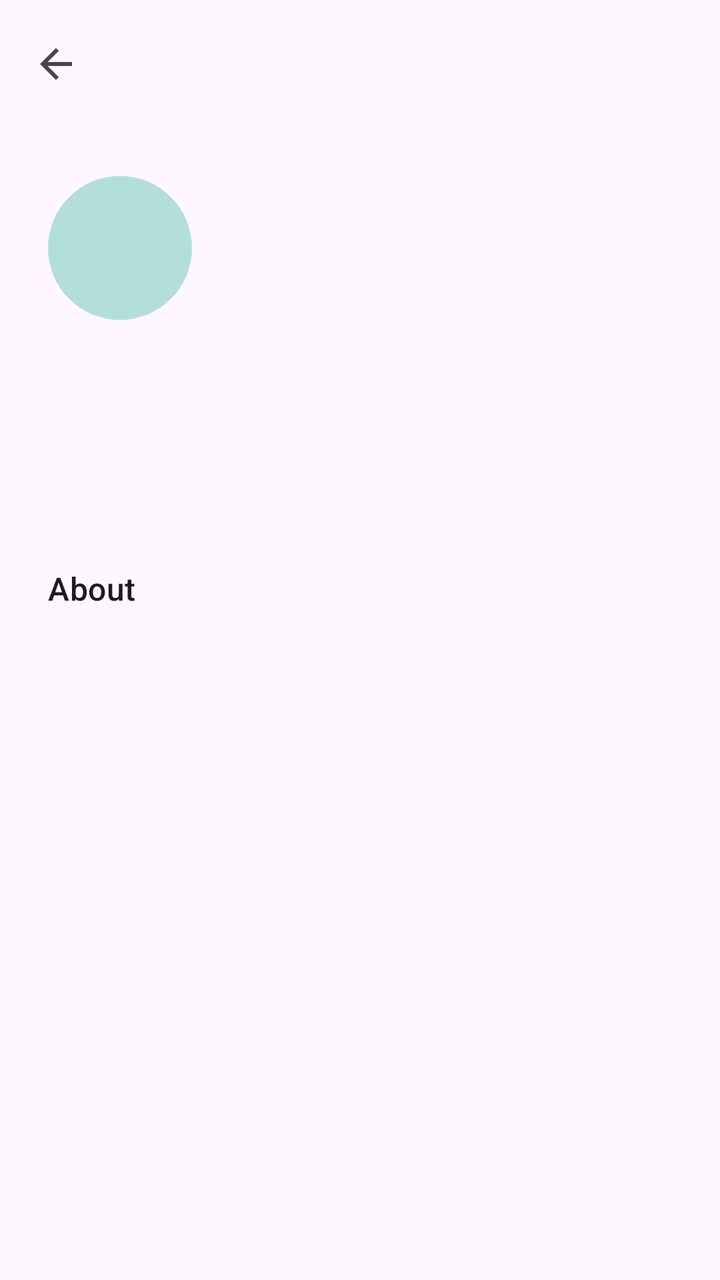
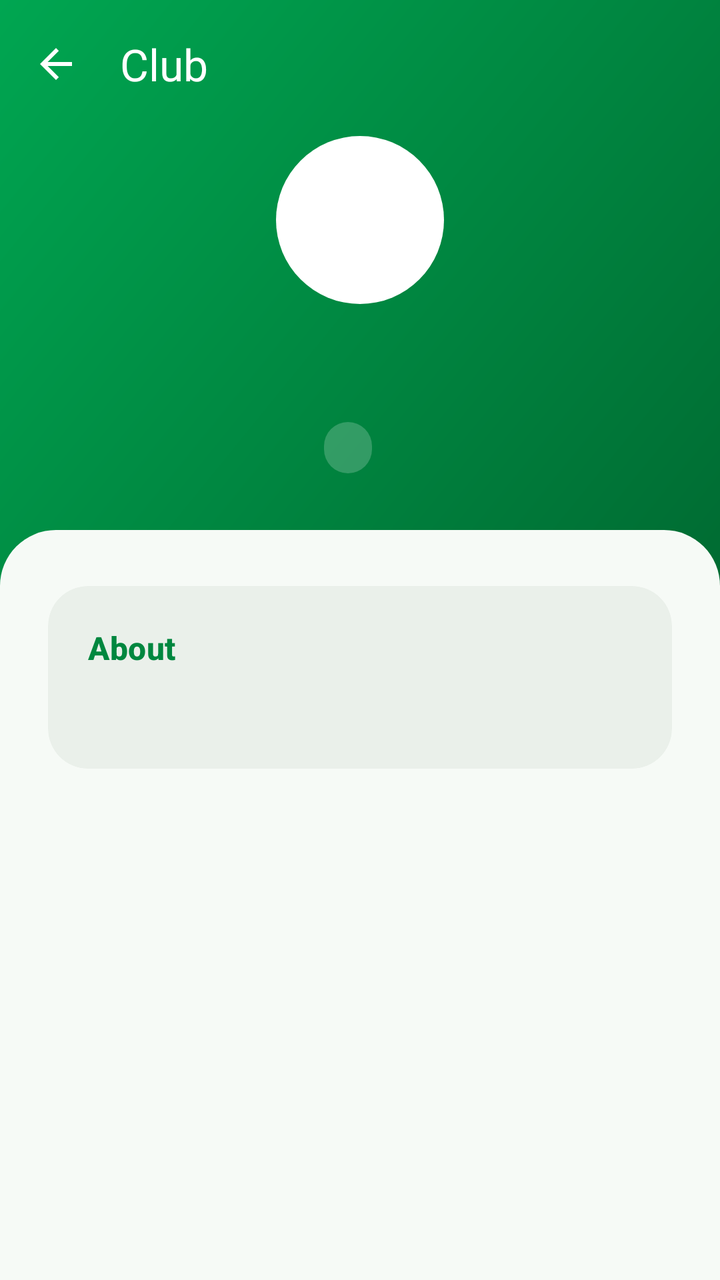

An Android layout rendered at two revisions. The XML below is the earlier revision; the diff shows what the commit changed to produce the second picture.
<!-- AndroidManifest.xml: application theme Theme.ClubHub -->
<!-- res/layout/activity_club_detail.xml -->
<?xml version="1.0" encoding="utf-8"?>
<LinearLayout xmlns:android="http://schemas.android.com/apk/res/android"
    xmlns:app="http://schemas.android.com/apk/res-auto"
    android:layout_width="match_parent"
    android:layout_height="match_parent"
    android:background="?attr/colorSurface"
    android:orientation="vertical">

    <com.google.android.material.appbar.MaterialToolbar
        android:id="@+id/toolbar"
        android:layout_width="match_parent"
        android:layout_height="?attr/actionBarSize"
        android:title="@string/title_club"
        app:navigationIcon="@drawable/ic_arrow_back" />

    <ScrollView
        android:layout_width="match_parent"
        android:layout_height="0dp"
        android:layout_weight="1">

        <LinearLayout
            android:layout_width="match_parent"
            android:layout_height="wrap_content"
            android:orientation="vertical"
            android:padding="24dp">

            <TextView
                android:id="@+id/tv_avatar"
                android:layout_width="72dp"
                android:layout_height="72dp"
                android:background="@drawable/bg_avatar"
                android:gravity="center"
                android:textColor="?attr/colorOnPrimaryContainer"
                android:textSize="30sp"
                android:textStyle="bold" />

            <TextView
                android:id="@+id/tv_name"
                android:layout_width="match_parent"
                android:layout_height="wrap_content"
                android:layout_marginTop="16dp"
                android:textAppearance="?attr/textAppearanceHeadlineMedium" />

            <TextView
                android:id="@+id/tv_category"
                android:layout_width="match_parent"
                android:layout_height="wrap_content"
                android:layout_marginTop="4dp"
                android:textAppearance="?attr/textAppearanceTitleSmall"
                android:textColor="?attr/colorPrimary" />

            <TextView
                android:id="@+id/tv_members"
                android:layout_width="match_parent"
                android:layout_height="wrap_content"
                android:layout_marginTop="4dp"
                android:textAppearance="?attr/textAppearanceBodyMedium"
                android:textColor="?attr/colorOnSurfaceVariant" />

            <TextView
                android:id="@+id/tv_pending"
                android:layout_width="match_parent"
                android:layout_height="wrap_content"
                android:layout_marginTop="8dp"
                android:text="@string/badge_pending_approval"
                android:textAppearance="?attr/textAppearanceLabelLarge"
                android:textColor="?attr/colorError"
                android:visibility="gone" />

            <TextView
                android:layout_width="match_parent"
                android:layout_height="wrap_content"
                android:layout_marginTop="24dp"
                android:text="@string/label_about"
                android:textAppearance="?attr/textAppearanceTitleMedium" />

            <TextView
                android:id="@+id/tv_description"
                android:layout_width="match_parent"
                android:layout_height="wrap_content"
                android:layout_marginTop="8dp"
                android:textAppearance="?attr/textAppearanceBodyLarge" />

            <com.google.android.material.button.MaterialButton
                android:id="@+id/btn_approve"
                android:layout_width="match_parent"
                android:layout_height="wrap_content"
                android:layout_marginTop="32dp"
                android:minHeight="52dp"
                android:text="@string/action_approve_club"
                android:visibility="gone" />

            <com.google.android.material.button.MaterialButton
                android:id="@+id/btn_edit"
                style="@style/Widget.Material3.Button.OutlinedButton"
                android:layout_width="match_parent"
                android:layout_height="wrap_content"
                android:layout_marginTop="12dp"
                android:minHeight="52dp"
                android:text="@string/action_edit_club"
                android:visibility="gone" />
        </LinearLayout>
    </ScrollView>
</LinearLayout>
<!-- resources referenced by this layout -->
<resources>
  <!-- drawable bg_avatar (drawable) -->
  <?xml version="1.0" encoding="utf-8"?>
  <shape xmlns:android="http://schemas.android.com/apk/res/android"
      android:shape="oval">
      <solid android:color="?attr/colorPrimaryContainer" />
  </shape>
  <!-- drawable ic_arrow_back (drawable) -->
  <?xml version="1.0" encoding="utf-8"?>
  <vector xmlns:android="http://schemas.android.com/apk/res/android"
      android:width="24dp"
      android:height="24dp"
      android:viewportWidth="24"
      android:viewportHeight="24"
      android:tint="?attr/colorControlNormal">
      <path
          android:fillColor="@android:color/white"
          android:pathData="M20,11H7.83l5.59,-5.59L12,4l-8,8 8,8 1.41,-1.41L7.83,13H20v-2z" />
  </vector>
  <style name="Base.Theme.ClubHub" parent="Theme.Material3.DayNight.NoActionBar">
          <item name="colorPrimary">#00796B</item>
          <item name="colorOnPrimary">#FFFFFF</item>
          <item name="colorPrimaryContainer">#B2DFDB</item>
          <item name="colorOnPrimaryContainer">#00201C</item>
          <item name="colorSecondary">#4A6360</item>
          <item name="colorSecondaryContainer">#CCE8E3</item>
          <item name="colorOnSecondaryContainer">#05201D</item>
      </style>
  <!-- unchanged entries left out for length: 6 -->
</resources>

<!-- the commit's change to res/layout/activity_club_detail.xml (unified diff, before → after) -->
@@ -6,17 +6,94 @@
     android:background="?attr/colorSurface"
     android:orientation="vertical">
 
-    <com.google.android.material.appbar.MaterialToolbar
-        android:id="@+id/toolbar"
+    <LinearLayout
+        android:id="@+id/header"
         android:layout_width="match_parent"
-        android:layout_height="?attr/actionBarSize"
-        android:title="@string/title_club"
-        app:navigationIcon="@drawable/ic_arrow_back" />
+        android:layout_height="wrap_content"
+        android:background="@drawable/bg_header_gradient"
+        android:gravity="center_horizontal"
+        android:orientation="vertical"
+        android:paddingBottom="56dp">
+
+        <com.google.android.material.appbar.MaterialToolbar
+            android:id="@+id/toolbar"
+            android:layout_width="match_parent"
+            android:layout_height="?attr/actionBarSize"
+            android:background="@android:color/transparent"
+            app:navigationIcon="@drawable/ic_arrow_back_white"
+            app:title="@string/title_club"
+            app:titleTextColor="@color/white" />
+
+        <TextView
+            android:id="@+id/tv_avatar"
+            android:layout_width="84dp"
+            android:layout_height="84dp"
+            android:layout_marginTop="4dp"
+            android:background="@drawable/bg_avatar_light"
+            android:gravity="center"
+            android:textColor="#00873F"
+            android:textSize="36sp"
+            android:textStyle="bold" />
+
+        <TextView
+            android:id="@+id/tv_name"
+            android:layout_width="match_parent"
+            android:layout_height="wrap_content"
+            android:layout_marginTop="14dp"
+            android:gravity="center"
+            android:paddingHorizontal="24dp"
+            android:textColor="@color/white"
+            android:textSize="26sp"
+            android:textStyle="bold" />
+
+        <LinearLayout
+            android:layout_width="wrap_content"
+            android:layout_height="wrap_content"
+            android:layout_marginTop="10dp"
+            android:gravity="center_vertical"
+            android:orientation="horizontal">
+
+            <TextView
+                android:id="@+id/tv_category"
+                android:layout_width="wrap_content"
+                android:layout_height="wrap_content"
+                android:background="@drawable/bg_pill_on_header"
+                android:paddingHorizontal="12dp"
+                android:paddingVertical="4dp"
+                android:textColor="@color/white"
+                android:textSize="13sp"
+                android:textStyle="bold" />
+
+            <TextView
+                android:id="@+id/tv_members"
+                android:layout_width="wrap_content"
+                android:layout_height="wrap_content"
+                android:layout_marginStart="12dp"
+                android:textColor="@color/white"
+                android:textSize="14sp" />
+        </LinearLayout>
+
+        <TextView
+            android:id="@+id/tv_pending"
+            android:layout_width="wrap_content"
+            android:layout_height="wrap_content"
+            android:layout_marginTop="10dp"
+            android:background="@drawable/bg_pill_alert"
+            android:paddingHorizontal="12dp"
+            android:paddingVertical="4dp"
+            android:text="@string/badge_pending_approval"
+            android:textColor="?attr/colorOnTertiaryContainer"
+            android:textSize="13sp"
+            android:textStyle="bold"
+            android:visibility="gone" />
+    </LinearLayout>
 
     <ScrollView
         android:layout_width="match_parent"
         android:layout_height="0dp"
-        android:layout_weight="1">
+        android:layout_marginTop="-28dp"
+        android:layout_weight="1"
+        android:background="@drawable/bg_sheet_top">
 
         <LinearLayout
             android:layout_width="match_parent"
@@ -24,69 +101,45 @@
             android:orientation="vertical"
             android:padding="24dp">
 
-            <TextView
-                android:id="@+id/tv_avatar"
-                android:layout_width="72dp"
-                android:layout_height="72dp"
-                android:background="@drawable/bg_avatar"
-                android:gravity="center"
-                android:textColor="?attr/colorOnPrimaryContainer"
-                android:textSize="30sp"
-                android:textStyle="bold" />
-
-            <TextView
-                android:id="@+id/tv_name"
-                android:layout_width="match_parent"
-                android:layout_height="wrap_content"
-                android:layout_marginTop="16dp"
-                android:textAppearance="?attr/textAppearanceHeadlineMedium" />
-
-            <TextView
-                android:id="@+id/tv_category"
+            <com.google.android.material.card.MaterialCardView
+                style="@style/Widget.Material3.CardView.Filled"
                 android:layout_width="match_parent"
                 android:layout_height="wrap_content"
                 android:layout_marginTop="4dp"
-                android:textAppearance="?attr/textAppearanceTitleSmall"
-                android:textColor="?attr/colorPrimary" />
+                app:cardBackgroundColor="?attr/colorSurfaceContainer"
+                app:cardCornerRadius="20dp"
+                app:cardElevation="0dp">
 
-            <TextView
-                android:id="@+id/tv_members"
-                android:layout_width="match_parent"
-                android:layout_height="wrap_content"
-                android:layout_marginTop="4dp"
-                android:textAppearance="?attr/textAppearanceBodyMedium"
-                android:textColor="?attr/colorOnSurfaceVariant" />
+                <LinearLayout
+                    android:layout_width="match_parent"
+                    android:layout_height="wrap_content"
+                    android:orientation="vertical"
+                    android:padding="20dp">
 
-            <TextView
-                android:id="@+id/tv_pending"
-                android:layout_width="match_parent"
-                android:layout_height="wrap_content"
-                android:layout_marginTop="8dp"
-                android:text="@string/badge_pending_approval"
-                android:textAppearance="?attr/textAppearanceLabelLarge"
-                android:textColor="?attr/colorError"
-                android:visibility="gone" />
+                    <TextView
+                        android:layout_width="match_parent"
+                        android:layout_height="wrap_content"
+                        android:text="@string/label_about"
+                        android:textAppearance="?attr/textAppearanceTitleMedium"
+                        android:textColor="?attr/colorPrimary"
+                        android:textStyle="bold" />
 
-            <TextView
-                android:layout_width="match_parent"
-                android:layout_height="wrap_content"
-                android:layout_marginTop="24dp"
-                android:text="@string/label_about"
-                android:textAppearance="?attr/textAppearanceTitleMedium" />
-
-            <TextView
-                android:id="@+id/tv_description"
-                android:layout_width="match_parent"
-                android:layout_height="wrap_content"
-                android:layout_marginTop="8dp"
-                android:textAppearance="?attr/textAppearanceBodyLarge" />
+                    <TextView
+                        android:id="@+id/tv_description"
+                        android:layout_width="match_parent"
+                        android:layout_height="wrap_content"
+                        android:layout_marginTop="8dp"
+                        android:lineSpacingMultiplier="1.15"
+                        android:textAppearance="?attr/textAppearanceBodyLarge" />
+                </LinearLayout>
+            </com.google.android.material.card.MaterialCardView>
 
             <com.google.android.material.button.MaterialButton
                 android:id="@+id/btn_approve"
                 android:layout_width="match_parent"
                 android:layout_height="wrap_content"
-                android:layout_marginTop="32dp"
-                android:minHeight="52dp"
+                android:layout_marginTop="28dp"
+                android:minHeight="54dp"
                 android:text="@string/action_approve_club"
                 android:visibility="gone" />
 
@@ -96,9 +149,10 @@
                 android:layout_width="match_parent"
                 android:layout_height="wrap_content"
                 android:layout_marginTop="12dp"
-                android:minHeight="52dp"
+                android:minHeight="54dp"
                 android:text="@string/action_edit_club"
-                android:visibility="gone" />
+                android:visibility="gone"
+                app:cornerRadius="16dp" />
         </LinearLayout>
     </ScrollView>
 </LinearLayout>
<!-- resource entries referenced after the edit -->
@@ -1,31 +1,100 @@
 <!-- resources referenced by this layout -->
 <resources>
-  <!-- drawable bg_avatar (drawable) -->
+  <color name="white">#FFFFFF</color>
+  <!-- drawable bg_avatar_light (drawable) -->
   <?xml version="1.0" encoding="utf-8"?>
   <shape xmlns:android="http://schemas.android.com/apk/res/android"
       android:shape="oval">
-      <solid android:color="?attr/colorPrimaryContainer" />
+      <solid android:color="#FFFFFF" />
   </shape>
-  <!-- drawable ic_arrow_back (drawable) -->
+  <!-- drawable bg_header_gradient (drawable) -->
+  <?xml version="1.0" encoding="utf-8"?>
+  <shape xmlns:android="http://schemas.android.com/apk/res/android"
+      android:shape="rectangle">
+      <gradient
+          android:angle="315"
+          android:endColor="@color/header_end"
+          android:startColor="@color/header_start"
+          android:type="linear" />
+  </shape>
+  <!-- drawable bg_pill_alert (drawable) -->
+  <?xml version="1.0" encoding="utf-8"?>
+  <shape xmlns:android="http://schemas.android.com/apk/res/android"
+      android:shape="rectangle">
+      <solid android:color="?attr/colorTertiaryContainer" />
+      <corners android:radius="50dp" />
+  </shape>
+  <!-- drawable bg_pill_on_header (drawable) -->
+  <?xml version="1.0" encoding="utf-8"?>
+  <shape xmlns:android="http://schemas.android.com/apk/res/android"
+      android:shape="rectangle">
+      <solid android:color="#33FFFFFF" />
+      <corners android:radius="50dp" />
+  </shape>
+  <!-- drawable bg_sheet_top (drawable) -->
+  <?xml version="1.0" encoding="utf-8"?>
+  <shape xmlns:android="http://schemas.android.com/apk/res/android"
+      android:shape="rectangle">
+      <solid android:color="?attr/colorSurface" />
+      <corners
+          android:topLeftRadius="28dp"
+          android:topRightRadius="28dp" />
+  </shape>
+  <!-- drawable ic_arrow_back_white (drawable) -->
   <?xml version="1.0" encoding="utf-8"?>
   <vector xmlns:android="http://schemas.android.com/apk/res/android"
       android:width="24dp"
       android:height="24dp"
       android:viewportWidth="24"
-      android:viewportHeight="24"
-      android:tint="?attr/colorControlNormal">
+      android:viewportHeight="24">
       <path
-          android:fillColor="@android:color/white"
+          android:fillColor="#FFFFFF"
           android:pathData="M20,11H7.83l5.59,-5.59L12,4l-8,8 8,8 1.41,-1.41L7.83,13H20v-2z" />
   </vector>
+  <color name="header_end">#006B32</color>
+  <color name="header_start">#00A651</color>
   <style name="Base.Theme.ClubHub" parent="Theme.Material3.DayNight.NoActionBar">
-          <item name="colorPrimary">#00796B</item>
+          <item name="textInputStyle">@style/Widget.ClubHub.TextInputLayout</item>
+          <item name="materialButtonStyle">@style/Widget.ClubHub.Button</item>
+  
+          <item name="colorPrimary">#00873F</item>
           <item name="colorOnPrimary">#FFFFFF</item>
-          <item name="colorPrimaryContainer">#B2DFDB</item>
-          <item name="colorOnPrimaryContainer">#00201C</item>
-          <item name="colorSecondary">#4A6360</item>
-          <item name="colorSecondaryContainer">#CCE8E3</item>
-          <item name="colorOnSecondaryContainer">#05201D</item>
+          <item name="colorPrimaryContainer">#C5F0D3</item>
+          <item name="colorOnPrimaryContainer">#00210E</item>
+          <item name="colorPrimaryInverse">#6FDC95</item>
+  
+          <item name="colorSecondary">#4C6355</item>
+          <item name="colorOnSecondary">#FFFFFF</item>
+          <item name="colorSecondaryContainer">#C5F0D3</item>
+          <item name="colorOnSecondaryContainer">#00210E</item>
+  
+          <item name="colorTertiary">#BA1A22</item>
+          <item name="colorOnTertiary">#FFFFFF</item>
+          <item name="colorTertiaryContainer">#FFDAD6</item>
+          <item name="colorOnTertiaryContainer">#410004</item>
+  
+          <item name="android:colorBackground">#F6FAF6</item>
+          <item name="colorOnBackground">#181D19</item>
+          <item name="colorSurface">#F6FAF6</item>
+          <item name="colorOnSurface">#181D19</item>
+          <item name="colorSurfaceVariant">#DCE5DC</item>
+          <item name="colorOnSurfaceVariant">#404942</item>
+          <item name="colorSurfaceContainerLowest">#FFFFFF</item>
+          <item name="colorSurfaceContainerLow">#F0F5F0</item>
+          <item name="colorSurfaceContainer">#EAF0EA</item>
+          <item name="colorSurfaceContainerHigh">#E4EAE4</item>
+          <item name="colorSurfaceContainerHighest">#DEE4DE</item>
+          <item name="colorOutline">#707971</item>
+          <item name="colorOutlineVariant">#BFC9C0</item>
+      </style>
+  <style name="Widget.ClubHub.TextInputLayout" parent="Widget.Material3.TextInputLayout.OutlinedBox">
+          <item name="boxCornerRadiusTopStart">14dp</item>
+          <item name="boxCornerRadiusTopEnd">14dp</item>
+          <item name="boxCornerRadiusBottomStart">14dp</item>
+          <item name="boxCornerRadiusBottomEnd">14dp</item>
+      </style>
+  <style name="Widget.ClubHub.Button" parent="Widget.Material3.Button">
+          <item name="cornerRadius">16dp</item>
       </style>
   <!-- unchanged entries left out for length: 6 -->
 </resources>
